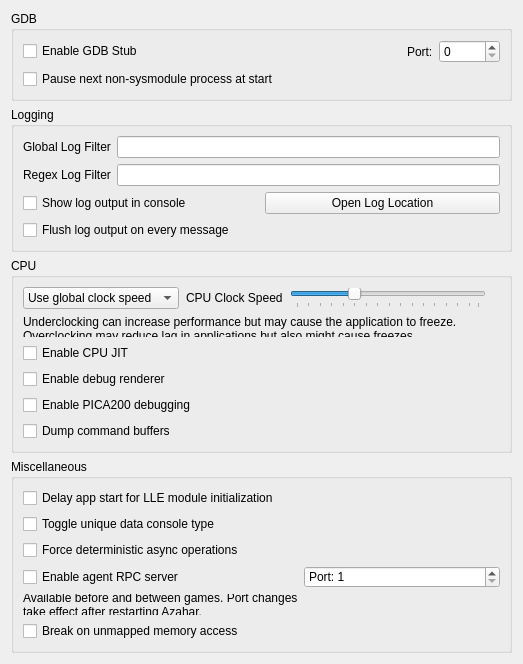
Qt form src/citra_qt/configuration/configure_debug.ui (Nemugaki/azahar) before a commit.
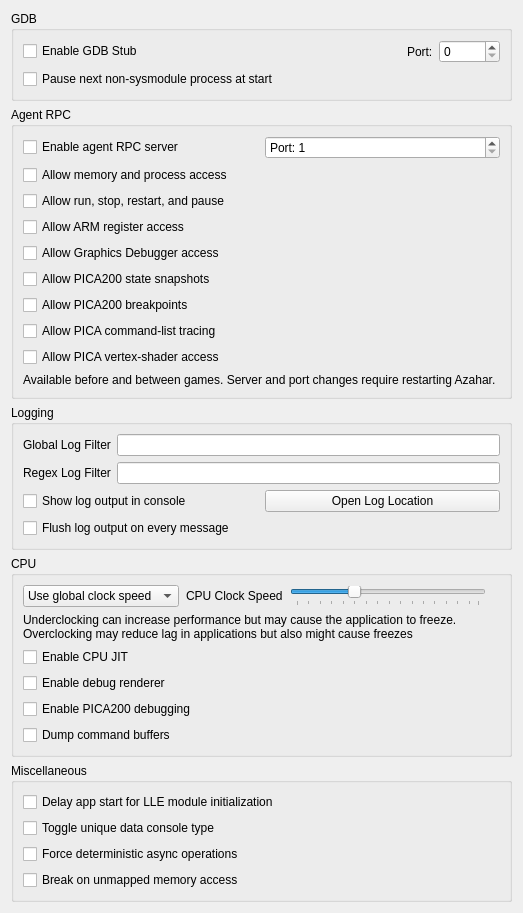
The same form after that commit.

Commit message: Gate agent RPC debugger access

```diff
--- a/src/citra_qt/configuration/configure_debug.ui
+++ b/src/citra_qt/configuration/configure_debug.ui
@@ -72,6 +72,119 @@
      </item>
     </layout>
    </item>
+   <item>
+    <widget class="QGroupBox" name="rpc_groupbox">
+     <property name="title">
+      <string>Agent RPC</string>
+     </property>
+     <layout class="QGridLayout" name="rpc_layout">
+      <item row="0" column="0">
+       <widget class="QCheckBox" name="enable_rpc_server">
+        <property name="text">
+         <string>Enable agent RPC server</string>
+        </property>
+        <property name="toolTip">
+         <string>Enables the loopback-only RPC server on 127.0.0.1.</string>
+        </property>
+       </widget>
+      </item>
+      <item row="0" column="1">
+       <widget class="QSpinBox" name="rpc_server_port">
+        <property name="toolTip">
+         <string>Loopback UDP port. AZAHAR_RPC_PORT overrides this setting for the current process.</string>
+        </property>
+        <property name="prefix">
+         <string>Port: </string>
+        </property>
+        <property name="minimum">
+         <number>1</number>
+        </property>
+        <property name="maximum">
+         <number>65535</number>
+        </property>
+       </widget>
+      </item>
+      <item row="1" column="0" colspan="2">
+       <widget class="QCheckBox" name="rpc_allow_memory">
+        <property name="text">
+         <string>Allow memory and process access</string>
+        </property>
+       </widget>
+      </item>
+      <item row="2" column="0" colspan="2">
+       <widget class="QCheckBox" name="rpc_allow_emulation_control">
+        <property name="text">
+         <string>Allow run, stop, restart, and pause</string>
+        </property>
+       </widget>
+      </item>
+      <item row="3" column="0" colspan="2">
+       <widget class="QCheckBox" name="rpc_allow_cpu_registers">
+        <property name="text">
+         <string>Allow ARM register access</string>
+        </property>
+       </widget>
+      </item>
+      <item row="4" column="0" colspan="2">
+       <widget class="QCheckBox" name="rpc_allow_graphics_debugger">
+        <property name="text">
+         <string>Allow Graphics Debugger access</string>
+        </property>
+       </widget>
+      </item>
+      <item row="5" column="0" colspan="2">
+       <widget class="QCheckBox" name="rpc_allow_pica_snapshot">
+        <property name="text">
+         <string>Allow PICA200 state snapshots</string>
+        </property>
+        <property name="toolTip">
+         <string>Requires Enable PICA200 debugging in the CPU section.</string>
+        </property>
+       </widget>
+      </item>
+      <item row="6" column="0" colspan="2">
+       <widget class="QCheckBox" name="rpc_allow_pica_breakpoints">
+        <property name="text">
+         <string>Allow PICA200 breakpoints</string>
+        </property>
+        <property name="toolTip">
+         <string>Requires Enable PICA200 debugging in the CPU section.</string>
+        </property>
+       </widget>
+      </item>
+      <item row="7" column="0" colspan="2">
+       <widget class="QCheckBox" name="rpc_allow_pica_command_list">
+        <property name="text">
+         <string>Allow PICA command-list tracing</string>
+        </property>
+        <property name="toolTip">
+         <string>Requires Enable PICA200 debugging in the CPU section.</string>
+        </property>
+       </widget>
+      </item>
+      <item row="8" column="0" colspan="2">
+       <widget class="QCheckBox" name="rpc_allow_pica_vertex_shader">
+        <property name="text">
+         <string>Allow PICA vertex-shader access</string>
+        </property>
+        <property name="toolTip">
+         <string>Requires Enable PICA200 debugging in the CPU section.</string>
+        </property>
+       </widget>
+      </item>
+      <item row="9" column="0" colspan="2">
+       <widget class="QLabel" name="rpc_server_info">
+        <property name="text">
+         <string>Available before and between games. Server and port changes require restarting Azahar.</string>
+        </property>
+        <property name="wordWrap">
+         <bool>true</bool>
+        </property>
+       </widget>
+      </item>
+     </layout>
+    </widget>
+   </item>
    <item>
     <widget class="QGroupBox" name="groupBox_2">
      <property name="title">
@@ -303,42 +416,6 @@
         </property>
        </widget>
       </item>
-      <item row="4" column="0">
-        <widget class="QCheckBox" name="enable_rpc_server">
-          <property name="text">
-            <string>Enable agent RPC server</string>
-          </property>
-          <property name="toolTip">
-            <string>&lt;html&gt;&lt;head/&gt;&lt;body&gt;&lt;p&gt;Enables the loopback-only RPC server on 127.0.0.1 using the configured port.&lt;/p&gt;&lt;/body&gt;&lt;/html&gt;</string>
-          </property>
-        </widget>
-      </item>
-      <item row="4" column="1">
-       <widget class="QSpinBox" name="rpc_server_port">
-        <property name="toolTip">
-         <string>Loopback UDP port. AZAHAR_RPC_PORT overrides this setting for the current process.</string>
-        </property>
-        <property name="prefix">
-         <string>Port: </string>
-        </property>
-        <property name="minimum">
-         <number>1</number>
-        </property>
-        <property name="maximum">
-         <number>65535</number>
-        </property>
-       </widget>
-      </item>
-      <item row="5" column="0">
-       <widget class="QLabel" name="rpc_server_info">
-        <property name="text">
-         <string>Available before and between games. Port changes take effect after restarting Azahar.</string>
-        </property>
-        <property name="wordWrap">
-         <bool>true</bool>
-        </property>
-       </widget>
-      </item>
       <item row="6" column="0">
        <widget class="QCheckBox" name="break_on_unmapped_memory_access">
         <property name="toolTip">
```
The commit also changes 10 other files.
